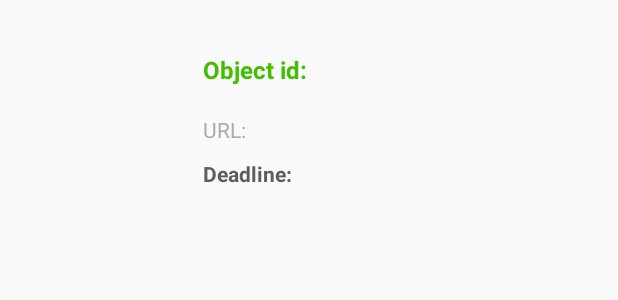
After one commit to caladbolgII/Sender, an Android app: the layout activity_image_item.xml on its own in the app's theme, with its tools: preview values and no code run, on a phone screen of 412 x 824 dp. The commit adds this screen. Shown: the top 300 px of the screen. Run offline under Robolectric (Android 15) with nearby library versions, the phone set to English and light mode, and no system bars.

Commit message:
Queue
- can delete, auto refresh

```diff
--- /dev/null
+++ b/app/src/main/res/layout/activity_image_item.xml
@@ -0,0 +1,74 @@
+<?xml version="1.0" encoding="utf-8"?>
+<LinearLayout xmlns:android="http://schemas.android.com/apk/res/android"
+    android:layout_width="fill_parent"
+    android:layout_height="wrap_content"
+    android:orientation="horizontal"
+    android:padding="10dp"
+    android:paddingLeft="10dp"
+    android:paddingRight="10dp" >
+
+    <FrameLayout
+        android:layout_width="115dp"
+        android:layout_height="115dp"></FrameLayout>
+
+    <LinearLayout xmlns:android="http://schemas.android.com/apk/res/android"
+        android:layout_width="440dp"
+        android:layout_height="wrap_content"
+        android:orientation="vertical"
+        android:padding="10dp"
+        android:paddingLeft="10dp"
+        android:paddingRight="10dp"
+        android:gravity="fill">
+        <!-- Name Label -->
+
+        <TextView
+            android:id="@+id/item_id"
+            android:layout_width="fill_parent"
+            android:layout_height="wrap_content"
+            android:paddingBottom="2dip"
+            android:paddingTop="6dip"
+            android:textColor="#43bd00"
+            android:text="Object id: "
+            android:layout_gravity="fill"
+            android:textSize="16sp"
+            android:textStyle="bold"
+            android:elegantTextHeight="true"
+            android:gravity="fill"
+            android:lines="2" />
+
+        <!-- Email label -->
+        <TextView
+            android:id="@+id/img_url"
+            android:layout_width="fill_parent"
+            android:layout_height="wrap_content"
+            android:layout_gravity="fill"
+            android:text="URL: "
+            android:paddingBottom="2dip"
+            android:textColor="#acacac"
+            android:gravity="fill"
+            android:lines="2" />
+
+        <!-- Mobile number label -->
+        <TextView
+            android:id="@+id/item_timeout"
+            android:layout_width="fill_parent"
+            android:layout_height="wrap_content"
+            android:gravity="left|fill"
+            android:text="Deadline: "
+            android:textColor="#5d5d5d"
+            android:layout_gravity="fill"
+            android:textStyle="bold" />
+    </LinearLayout>
+
+    <FrameLayout
+        android:layout_width="wrap_content"
+        android:layout_height="match_parent">
+
+        <ImageView
+            android:layout_width="wrap_content"
+            android:layout_height="wrap_content"
+            android:id="@+id/imageView"
+            android:layout_gravity="center"
+            android:background="@drawable/delete" />
+    </FrameLayout>
+</LinearLayout>
--- a/app/src/main/res/layout/activity_vidcast.xml
+++ b/app/src/main/res/layout/activity_vidcast.xml
@@ -18,7 +18,7 @@
         android:layout_width="wrap_content"
         android:layout_height="wrap_content"
         android:id="@+id/videolist"
-        android:layout_gravity="bottom" />
+        android:layout_gravity="top" />
     </FrameLayout>
 
 </LinearLayout>
```
Also changed, not shown: app/src/main/java/cast/ucl/sender/Constants.java (+6 -6 lines), app/src/main/java/cast/ucl/sender/ImageJSONParser.java (added, +82 -0 lines), app/src/main/java/cast/ucl/sender/LayoutSelector.java (+18 -6 lines), app/src/main/java/cast/ucl/sender/MainActivity.java (+21 -6 lines), app/src/main/java/cast/ucl/sender/QueueEdit.java (+62 -10 lines), app/src/main/java/cast/ucl/sender/TextJSONParser.java (added, +82 -0 lines), app/src/main/java/cast/ucl/sender/TextQueueEdit.java (+90 -5 lines), app/src/main/java/cast/ucl/sender/VideoJSONParser.java (+5 -4 lines), app/src/main/java/cast/ucl/sender/VideoSender.java (+23 -5 lines), app/src/main/res/layout/activity_main.xml (+12 -0 lines), app/src/main/res/layout/activity_text_item.xml (added, +70 -0 lines), app/src/main/res/layout/activity_video_item.xml (+34 -2 lines), app/src/main/res/values/strings.xml (+2 -29 lines), app/src/main/res/drawable/delete.png (added), 1 more files.
